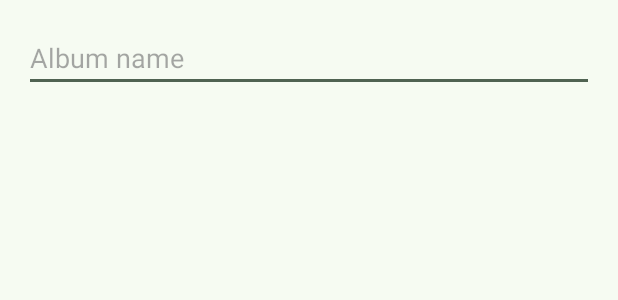
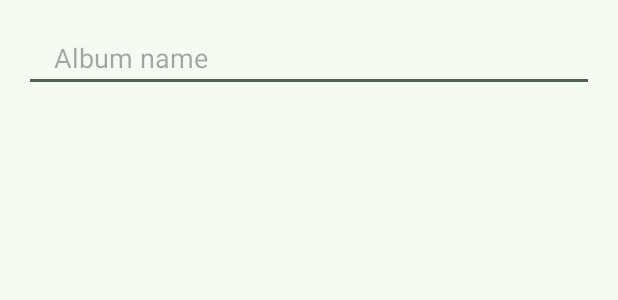
Before and after one commit to IJloayza/lookSpot, an Android app: the layout album_name_layout.xml on its own in the app's theme, with its tools: preview values and no code run, on a phone screen of 412 x 824 dp. Shown: the top 300 px of the screen. Run offline under Robolectric (Android 15) with nearby library versions, the light colour scheme and no system bars.

Commit message:
Now the pop up to edit text uses the correct layout

```diff
--- a/app/src/main/java/com/example/lookspot/extras/classes/SongsAdapter.kt
+++ b/app/src/main/java/com/example/lookspot/extras/classes/SongsAdapter.kt
@@ -38,6 +38,7 @@ class SongsAdapter(
         Glide.with(context)
             .load(song.image_url)
             .into(holder.imageSong)
+
         holder.titleSong.text = song.nombre
         holder.titleArtist.text = song.artista
 
--- a/app/src/main/res/layout/album_name_layout.xml
+++ b/app/src/main/res/layout/album_name_layout.xml
@@ -10,6 +10,7 @@
         android:layout_width="match_parent"
         android:layout_height="wrap_content"
         android:hint="Album name"
+        android:paddingHorizontal="20dp"
         android:inputType="text" />
 
 </LinearLayout>
```
Also changed, not shown: app/src/main/java/com/example/lookspot/extras/classes/AlbumViewHolder.kt (+8 -3 lines), build.gradle.kts (line endings or trailing spaces).
